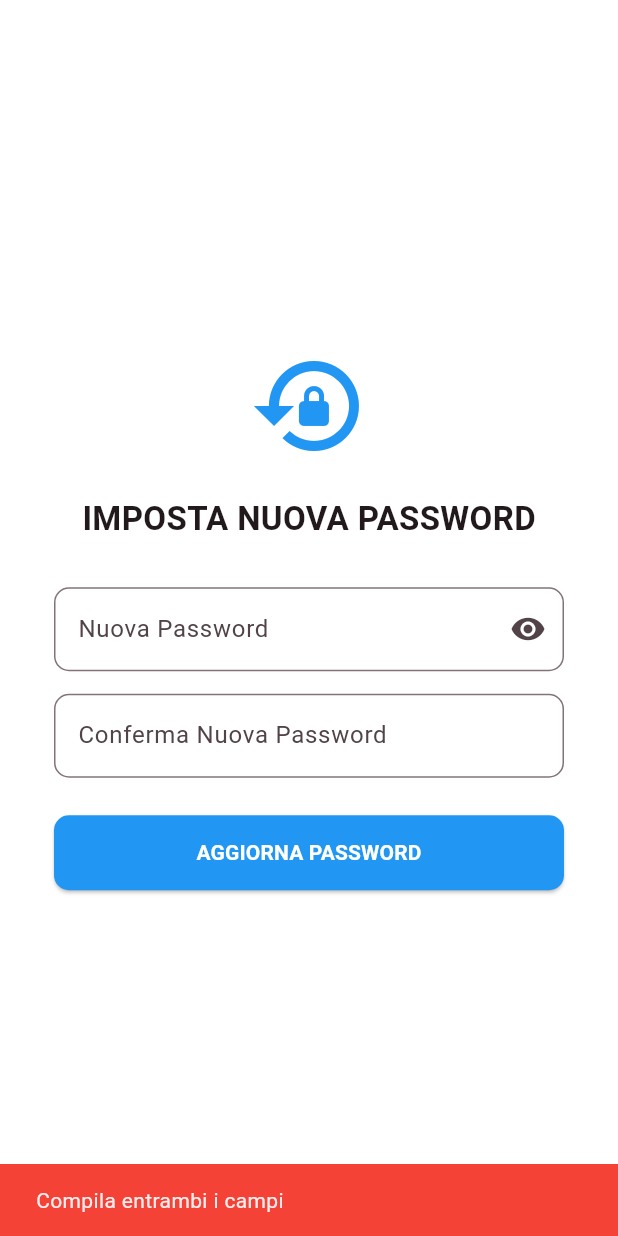
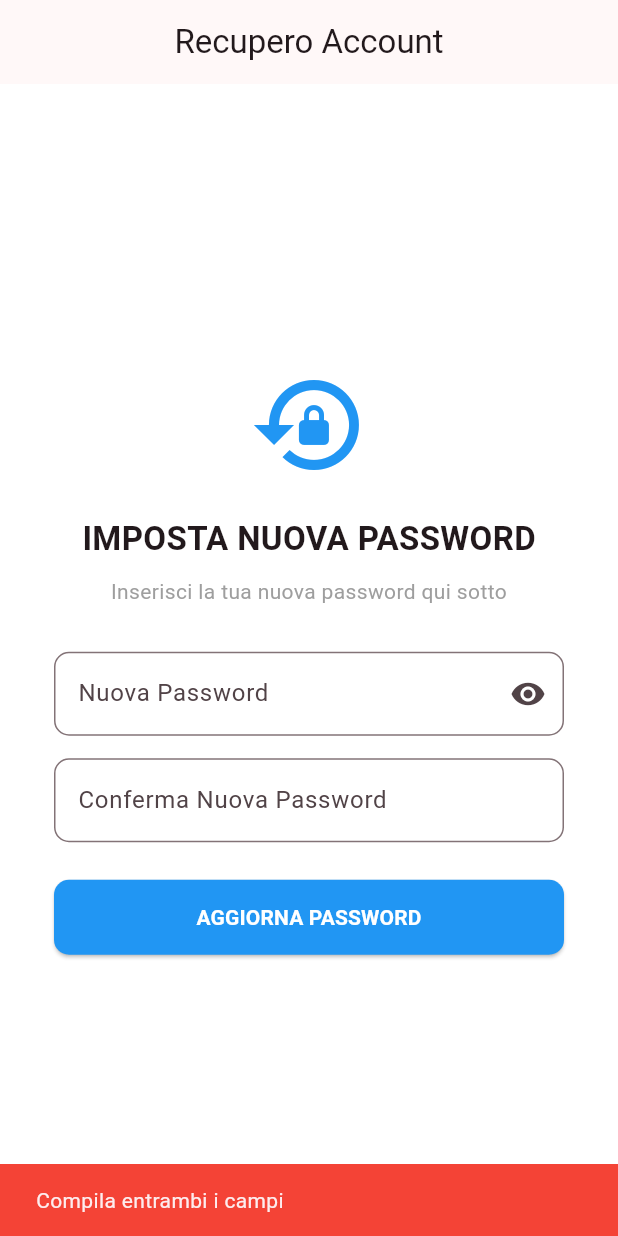
Before and after one commit to alexventuri510-sudo/fitness-app, a Flutter app: the NuovaPasswordView screen opened directly with empty values, after a tap on "AGGIORNA PASSWORD", on a phone screen of 412 x 824 dp. Run offline on Flutter 3.47's test engine with Material 3 defaults, Android fonts, the phone set to English and light mode, and no system bars; our stand-ins replace supabase_flutter; accounts and stored records are empty.

Commit message:
Dagli un nome qualsiasi

```diff
--- a/lib/pagine/nuova_password_view.dart
+++ b/lib/pagine/nuova_password_view.dart
@@ -46,13 +46,22 @@ class _NuovaPasswordViewState extends State<NuovaPasswordView> {
         UserAttributes(password: pass),
       );
 
+      // --- LOGICA DI SICUREZZA AGGIUNTA ---
+      // Facciamo subito il logout. Questo invalida la sessione temporanea del reset
+      // ed evita che l'app entri in Home automaticamente al riavvio.
+      await DatabaseService.supabase.auth.signOut();
+      // ------------------------------------
+
       if (!mounted) return;
 
-      _mostraMessaggio("Password aggiornata con successo!", Colors.green);
+      _mostraMessaggio("Password aggiornata! Torna al login...", Colors.green);
 
-      // 3. Piccolo delay e ritorno al login
+      // 3. Delay di 2 secondi per mostrare il messaggio di successo
       await Future.delayed(const Duration(seconds: 2));
-      widget.vaiALogin();
+
+      if (mounted) {
+        widget.vaiALogin();
+      }
     } catch (e) {
       _mostraMessaggio("Errore durante l'aggiornamento. Riprova.", Colors.red);
     } finally {
@@ -61,14 +70,25 @@ class _NuovaPasswordViewState extends State<NuovaPasswordView> {
   }
 
   void _mostraMessaggio(String testo, Color colore) {
-    ScaffoldMessenger.of(
-      context,
-    ).showSnackBar(SnackBar(content: Text(testo), backgroundColor: colore));
+    if (!mounted) return;
+    ScaffoldMessenger.of(context).showSnackBar(
+      SnackBar(
+        content: Text(testo),
+        backgroundColor: colore,
+        duration: const Duration(seconds: 2),
+      ),
+    );
   }
 
   @override
   Widget build(BuildContext context) {
     return Scaffold(
+      // Evitiamo che l'utente torni indietro durante il processo
+      appBar: AppBar(
+        title: const Text("Recupero Account"),
+        automaticallyImplyLeading: false,
+        centerTitle: true,
+      ),
       body: Center(
         child: SingleChildScrollView(
           padding: const EdgeInsets.all(20),
@@ -80,6 +100,12 @@ class _NuovaPasswordViewState extends State<NuovaPasswordView> {
               const Text(
                 "IMPOSTA NUOVA PASSWORD",
                 style: TextStyle(fontSize: 22, fontWeight: FontWeight.bold),
+              ),
+              const SizedBox(height: 10),
+              const Text(
+                "Inserisci la tua nuova password qui sotto",
+                textAlign: TextAlign.center,
+                style: TextStyle(color: Colors.grey),
               ),
               const SizedBox(height: 30),
 
@@ -134,7 +160,14 @@ class _NuovaPasswordViewState extends State<NuovaPasswordView> {
                     ),
                   ),
                   child: _isCaricamento
-                      ? const CircularProgressIndicator(color: Colors.white)
+                      ? const SizedBox(
+                          height: 20,
+                          width: 20,
+                          child: CircularProgressIndicator(
+                            color: Colors.white,
+                            strokeWidth: 2,
+                          ),
+                        )
                       : const Text(
                           "AGGIORNA PASSWORD",
                           style: TextStyle(fontWeight: FontWeight.bold),
```
